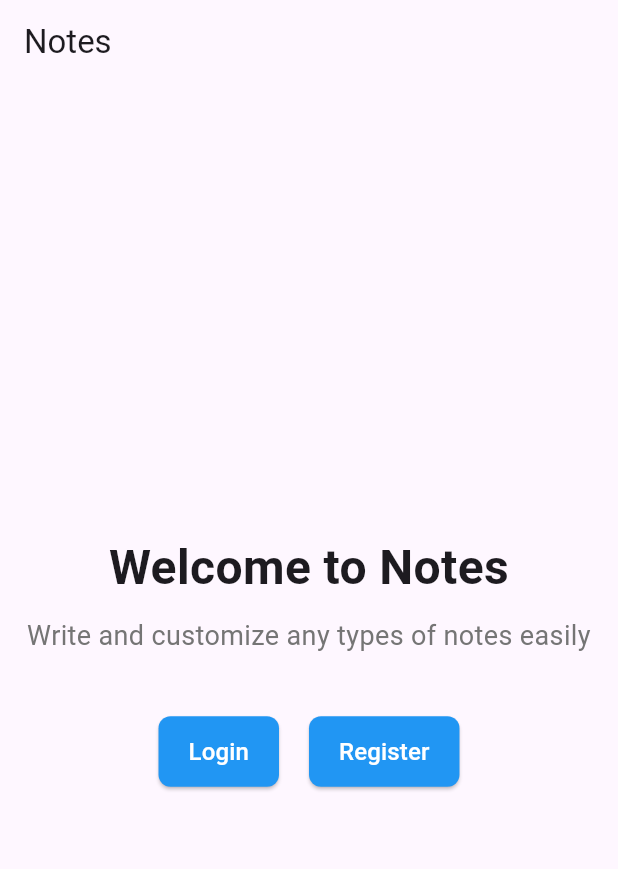
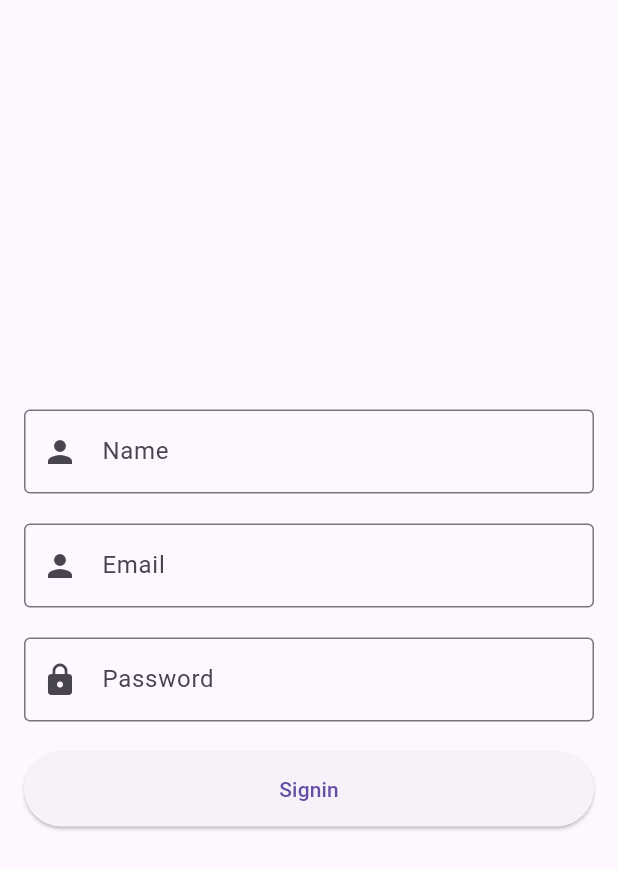
Before and after one commit to AhmedRezaShams/Notes_Flutter_Project, a Flutter app: the screen it shows after launch, after a tap on "Register", on a phone screen of 412 x 824 dp. Shown: the top 869 px of the screen. Run offline on Flutter 3.47's test engine with Material 3 defaults, Android fonts, the phone set to English and light mode, and no system bars; our stand-ins replace get, go_router.

Commit message:
login and registration page ui done

```diff
--- a/lib/controllers/splash_controller.dart
+++ b/lib/controllers/splash_controller.dart
@@ -1,16 +1,27 @@
+// import 'package:get/get.dart';
+// import 'package:notes/routes.dart';
+//
+// class SplashController extends GetxController {
+//   @override
+//   void onInit() {
+//     super.onInit();
+//     _navigateToHome();
+//   }
+//
+//   void _navigateToHome() {
+//     Future.delayed(Duration(seconds: 2), () {
+//       context.go('/home');
+//     });
+//   }
+// }
+import 'package:flutter/material.dart'; // Import for BuildContext
 import 'package:get/get.dart';
-import 'package:notes/routes.dart';
+import 'package:go_router/go_router.dart';
 
 class SplashController extends GetxController {
-  @override
-  void onInit() {
-    super.onInit();
-    _navigateToHome();
-  }
-
-  void _navigateToHome() {
+  void navigateToHome(BuildContext context) {
     Future.delayed(Duration(seconds: 2), () {
-      Get.offNamed(Routes.HOME);
+      context.go('/home');
     });
   }
 }
--- a/lib/main.dart
+++ b/lib/main.dart
@@ -1,6 +1,6 @@
 import 'package:flutter/material.dart';
 import 'package:get/get.dart';
-
+import 'package:go_router/go_router.dart';
 import 'package:notes/routes.dart';
 
 void main() {
@@ -10,15 +10,18 @@
 class MyApp extends StatelessWidget {
   @override
   Widget build(BuildContext context) {
-    return GetMaterialApp(
+    return MaterialApp.router(
       debugShowCheckedModeBanner: false,
       // initialRoute: '/',
       // getPages: [
       //   GetPage(name: '/', page: () => SplashScreen()),
       //   GetPage(name: '/home', page: () => HomeScreen()),
       // ],
-      initialRoute: Routes.SPLASH, // Use the named route
-      getPages: Routes.routes,
+      routerConfig: router,
+      //routerDelegate: router.routerDelegate,
+      //routeInformationParser: router.routeInformationParser,
+      // initial: Routes.SPLASH, // Use the named route
+      // getPages: Routes.routes,
     );
   }
 }
--- a/lib/models/auth_model.dart
+++ b/lib/models/auth_model.dart
@@ -0,0 +1,13 @@
+class UserModel {
+  String uid;
+  String email;
+
+  UserModel({required this.uid, required this.email});
+
+  factory UserModel.fromJson(Map<String, dynamic> json) {
+    return UserModel(
+      uid: json['uid'],
+      email: json['email'],
+    );
+  }
+}
--- a/lib/routes.dart
+++ b/lib/routes.dart
@@ -1,20 +1,38 @@
 // lib/routes.dart
-
-import 'package:get/get_navigation/src/routes/get_route.dart';
-
+import 'package:go_router/go_router.dart';
+import 'package:notes/views/login_page.dart';
 import 'package:notes/widgets/splash_screen.dart';
 import 'package:notes/views/index.dart';
+import 'package:notes/views/registration_page.dart';
+import 'main.dart';
 
-
-class Routes {
-  static const String SPLASH = '/';
-  //static const LOGIN = '/';
-  static const SIGNUP = '1/signup';
-  static const String HOME = '/home';
-  static const ADD_NOTE = '/add-note';
-
-  static List<GetPage> routes = [
-    GetPage(name: SPLASH, page: () => SplashScreen()),
-    GetPage(name: HOME, page: () => HomeScreen()),
-  ];
-}
+final GoRouter router = GoRouter(
+  initialLocation: '/',
+  routes: [
+    GoRoute(
+      path: '/',
+      builder: (context, state) => SplashScreen(), // splash page route
+    ),
+    GoRoute(
+      path: '/home',
+      builder: (context, state) => HomeScreen(), // home page route
+    ),
+    GoRoute(
+      path: '/login',
+      builder: (context, state) => LoginScreen(), // login page route
+    ),
+    GoRoute(
+      path: '/register',
+      builder: (context, state) => RegisterScreen(), // Register page route
+    ),
+  ],
+);
+// class Routes {
+//   static const String SPLASH = '/';
+//   static const String HOME = '/home';
+//
+//   static List<GetPage> routes = [
+//     GetPage(name: SPLASH, page: () => SplashScreen()),
+//     GetPage(name: HOME, page: () => HomeScreen()),
+//   ];
+// }
--- a/lib/views/index.dart
+++ b/lib/views/index.dart
@@ -1,9 +1,11 @@
 import 'package:flutter/cupertino.dart';
 import 'package:flutter/material.dart';
 import 'package:get/get.dart';
+import 'package:go_router/go_router.dart';
 import 'package:notes/controllers/splash_controller.dart';
 import 'package:notes/routes.dart';
 import 'package:notes/widgets/button.dart';
+import 'package:notes/views/login_page.dart';
 
 class HomeScreen extends StatelessWidget {
   @override
@@ -47,7 +49,7 @@ class HomeScreen extends StatelessWidget {
               children: [
                 Container(
                   child: CustomButton(text: 'Login', onPressed:(){
-
+                    context.push('/login');
                   }),
                 ),
                 SizedBox(width: 20), // Spacing between the two buttons
@@ -56,7 +58,7 @@ class HomeScreen extends StatelessWidget {
                 // Replace this Container with your custom button
                 Container(
                   child: CustomButton(text: 'Register', onPressed:(){
-
+                    context.push('/register');
                   }),
                 ),
               ],
--- a/lib/views/registration_page.dart
+++ b/lib/views/registration_page.dart
@@ -0,0 +1,64 @@
+import 'package:flutter/material.dart';
+import 'package:get/get.dart';
+
+
+class RegisterScreen extends StatelessWidget {
+  //final AuthController authController = Get.put(AuthController());
+  final TextEditingController emailController = TextEditingController();
+  final TextEditingController passwordController = TextEditingController();
+
+  @override
+  Widget build(BuildContext context) {
+    return Scaffold(
+      body: Padding(
+        padding: const EdgeInsets.all(16.0),
+        child: Column(
+          mainAxisAlignment: MainAxisAlignment.center,
+          children: [
+            TextFormField(
+              decoration: InputDecoration(
+                labelText: 'Name',
+                border: OutlineInputBorder(),
+                prefixIcon: Icon(Icons.person),
+              ),
+            ),
+            SizedBox(height: 20),
+            // Name Input Field
+            TextFormField(
+              decoration: InputDecoration(
+                labelText: 'Email',
+                border: OutlineInputBorder(),
+                prefixIcon: Icon(Icons.person),
+              ),
+            ),
+            SizedBox(height: 20),
+
+            // Password Input Field
+            TextFormField(
+              obscureText: true,
+              decoration: InputDecoration(
+                labelText: 'Password',
+                border: OutlineInputBorder(),
+                prefixIcon: Icon(Icons.lock),
+              ),
+            ),
+            SizedBox(height: 20),
+
+            // Login Button
+            ElevatedButton(
+              onPressed: () {
+                // Handle login logic here
+              },
+              child: Text('Signin'),
+              style: ElevatedButton.styleFrom(
+                minimumSize: Size(double.infinity, 50), // Full width button
+              ),
+            ),
+          ],
+        ),
+      ),
+
+
+    );
+  }
+}
--- a/lib/widgets/splash_screen.dart
+++ b/lib/widgets/splash_screen.dart
@@ -10,6 +10,7 @@ class SplashScreen extends StatelessWidget {
 
   @override
   Widget build(BuildContext context) {
+    _splashController.navigateToHome(context);
     return Scaffold(
       backgroundColor: Colors.blue,
       body: Center(
--- a/pubspec.yaml
+++ b/pubspec.yaml
@@ -32,6 +32,7 @@ dependencies:
     sdk: flutter
   shared_preferences: ^2.3.2
   get: ^4.6.5
+  go_router: ^9.0.0
   # The following adds the Cupertino Icons font to your application.
   # Use with the CupertinoIcons class for iOS style icons.
   cupertino_icons: ^1.0.8
```
Also changed, not shown: lib/controllers/auth_controller.dart (+36 -0 lines), lib/views/login_page.dart (+58 -0 lines), pubspec.lock.
